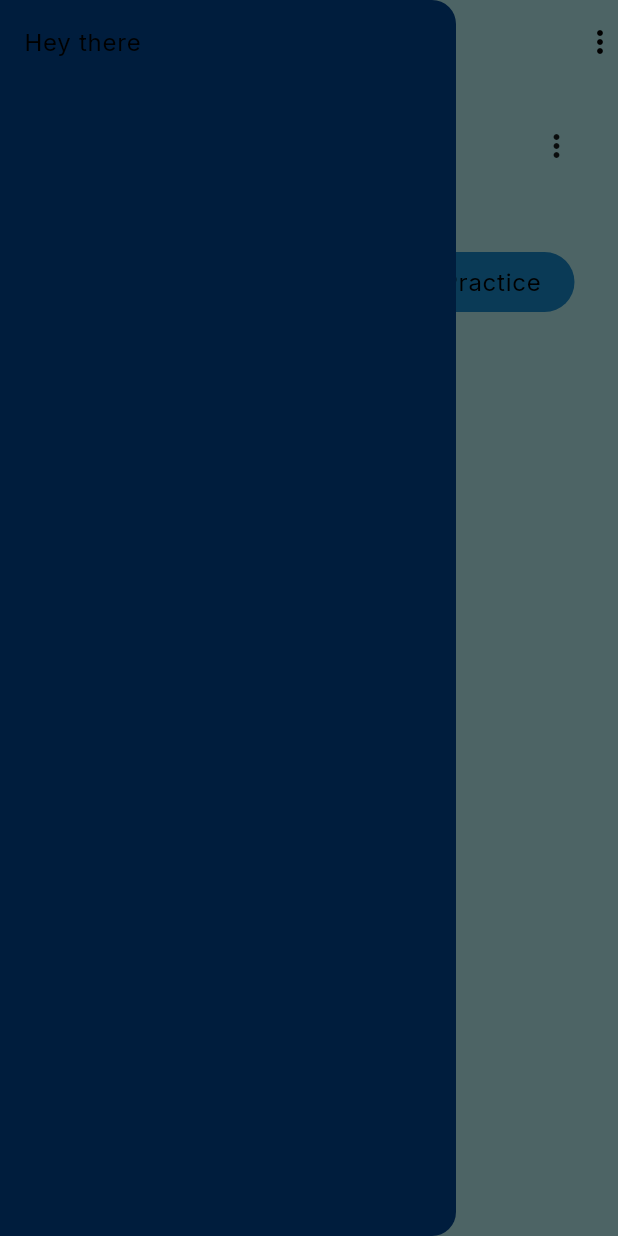
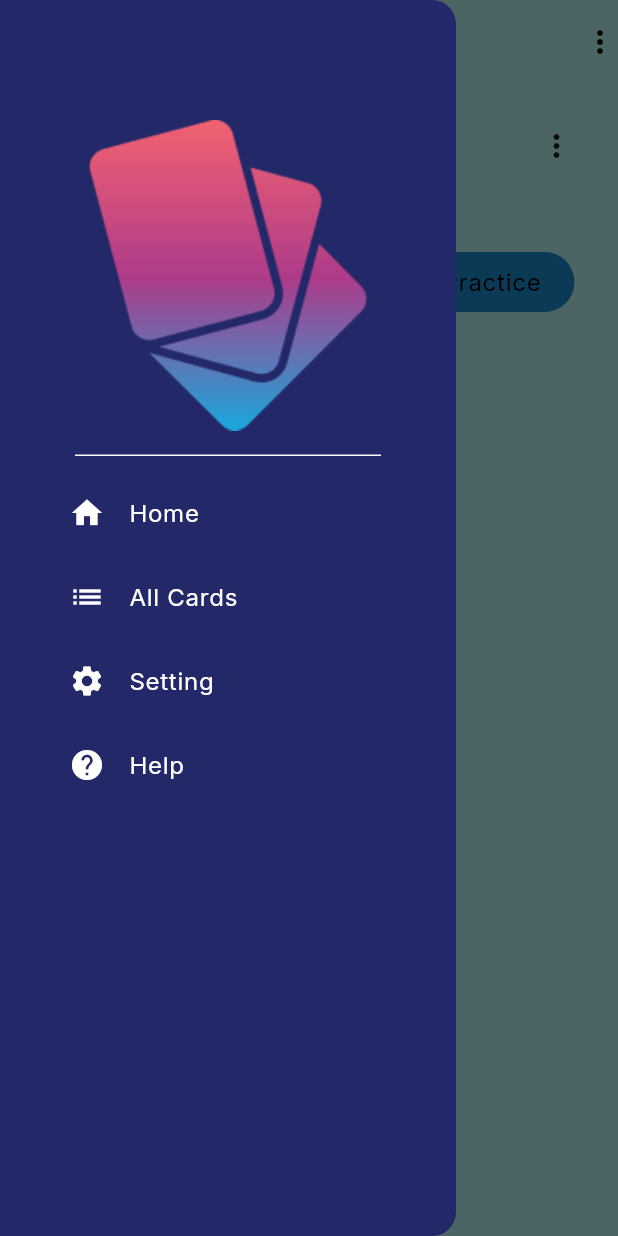
Before and after one commit to 2STYNe/Flashcard-App-with-Flutter, a Flutter app: the screen it shows after launch, with the side drawer open, on a phone screen of 412 x 824 dp. Run offline on Flutter 3.47's test engine with Material 3 defaults, Android fonts, the light colour scheme and no system bars; our stand-ins replace google_fonts.

Commit message:
added drawer component

```diff
--- a/lib/pages/home_page.dart
+++ b/lib/pages/home_page.dart
@@ -12,11 +12,61 @@ class HomePage extends StatelessWidget {
       appBar: AppBar(
         actions: const [Icon(Icons.more_vert)],
       ),
-      drawer: const Drawer(
-        child: ListTile(
-          title: Text("Hey there"),
+      drawer: Drawer(
+          backgroundColor: Color.fromARGB(255, 34, 40, 104),
+          child: Padding(
+            padding: const EdgeInsets.only(top: 80.0),
+            child: Column(
+              children: [
+
+                Image.asset("assets/Logo.png"),
+                SizedBox(
+                  height: 16.0, // Adjust the value as needed
+                ),
+                Divider(
+                  indent: 50,
+                  endIndent: 50,
+                  height: 1,
+                  color: const Color.fromARGB(255, 255, 255, 255),
+                ),
+                SizedBox(
+                  height: 10,
+                ),
+                Padding(
+                  padding: const EdgeInsets.only(left: 30.0),
+                  child: Column(
+                    children: [
+                      ListTile(
+                        textColor: Colors.white,
+                        iconColor: Colors.white,
+                        leading: Icon(Icons.home),
+                        title: Text("Home"),
+                      ),
+                      ListTile(
+                        textColor: Colors.white,
+                        iconColor: Colors.white,
+                        leading: Icon(Icons.list),
+                        title: Text("All Cards"),
+                      ),
+                      ListTile(
+                        textColor: Colors.white,
+                        iconColor: Colors.white,
+                        leading: Icon(Icons.settings),
+                        title: Text("Setting"),
+                      ),
+                      ListTile(
+                        textColor: Colors.white,
+                        iconColor: Colors.white,
+                        leading: Icon(Icons.help),
+                        title: Text("Help"),
+                      ),
+                    ],
+                  ),
+                ),
+              ],
+            ),
+          ),
         ),
-      ),
       body: const Column(
         children: [
           CollectionCard(),
--- a/pubspec.yaml
+++ b/pubspec.yaml
@@ -53,6 +53,8 @@ dev_dependencies:
 
 # The following section is specific to Flutter packages.
 flutter:
+  assets:
+    - assets/Logo.png
 
   # The following line ensures that the Material Icons font is
   # included with your application, so that you can use the icons in
```
Also changed, not shown: assets/Logo.png (added), pubspec.lock, 1 other file.
